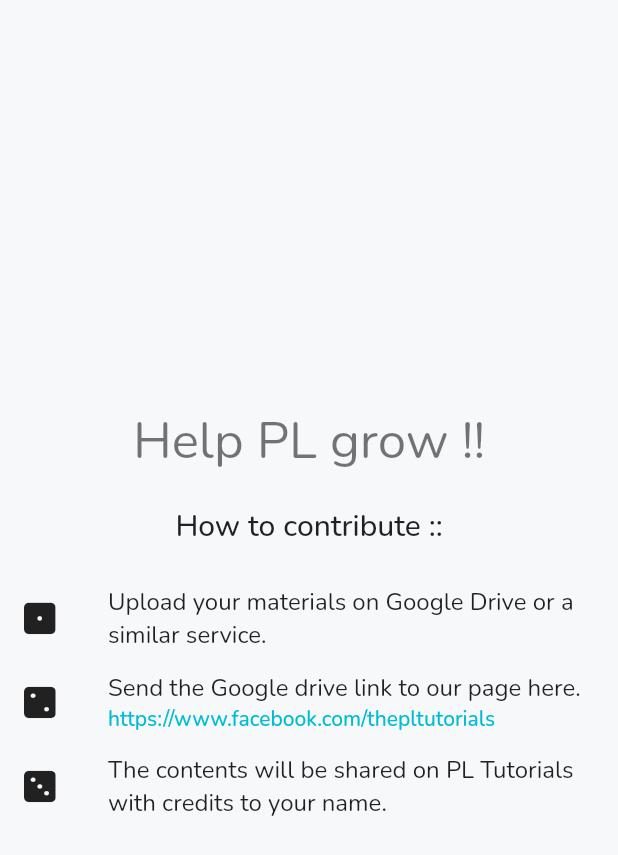
After one commit to Xatta-Trone/PL-flutter-app, a Flutter app: the screen it shows after launch, item 6 of the bottom bar chosen, after a tap on "Contribute materials", on a phone screen of 412 x 824 dp. The commit adds this screen. Shown: the top 855 px of the screen. Run offline on Flutter 3.47's test engine with Material 2 defaults, Android fonts, the phone set to English and light mode, and no system bars; our stand-ins replace carousel_slider, device_info_plus, dio, dropdown_search, file_picker, firebase_analytics and 8 more; missing offline and left inert: barcode_finder, flutter_user_agentx, platform_device_id; accounts and stored records are empty; network calls fail.

Commit message:
contibuet page added

```diff
--- a/lib/routes/routeconst.dart
+++ b/lib/routes/routeconst.dart
@@ -23,3 +23,4 @@ const String contact = '/contact';
 const String reportBug = '/reportBug';
 const String userListedDevices = '/userListedDevices';
 const String deviceGuard = '/deviceGuard';
+const String contribute = '/contribute';
--- a/lib/routes/routes.dart
+++ b/lib/routes/routes.dart
@@ -10,6 +10,7 @@ import 'package:plandroid/screens/auth/Login.dart';
 import 'package:plandroid/screens/auth/Register.dart';
 import 'package:plandroid/screens/auth/requestPassword.dart';
 import 'package:plandroid/screens/books/books.dart';
+import 'package:plandroid/screens/contribute/contribuet.dart';
 import 'package:plandroid/screens/dashboard/dashboard.dart';
 import 'package:plandroid/screens/departments/courses.dart';
 import 'package:plandroid/screens/departments/departments.dart';
@@ -156,6 +157,11 @@ appRoutes() => [
         page: () => const DeviceGuardPage(),
         middlewares: [MyMiddelware()],
       ),
+      GetPage(
+        name: contribute,
+        page: () => const Contribute(),
+        middlewares: [MyMiddelware()],
+      ),
     ];
 
 unknownRoute() => GetPage(
--- /dev/null
+++ b/lib/screens/contribute/contribuet.dart
@@ -0,0 +1,76 @@
+import 'package:flutter/gestures.dart';
+import 'package:flutter/material.dart';
+import 'package:font_awesome_flutter/font_awesome_flutter.dart';
+import 'package:plandroid/constants/const.dart';
+import 'package:plandroid/globals/globals.dart';
+
+class Contribute extends StatelessWidget {
+  const Contribute({super.key});
+
+  @override
+  Widget build(BuildContext context) {
+    ThemeData theme = Theme.of(context);
+    return Scaffold(
+      body: SafeArea(
+        child: Center(
+          child: Column(mainAxisAlignment: MainAxisAlignment.center, children: [
+            Text(
+              'Help PL grow !!',
+              style: theme.textTheme.headline4,
+            ),
+            const SizedBox(
+              height: 20.0,
+            ),
+            Text(
+              'How to contribute ::',
+              style: theme.textTheme.titleLarge,
+            ),
+            const SizedBox(
+              height: 20.0,
+            ),
+            const ListTile(
+              leading: FaIcon(
+                FontAwesomeIcons.diceOne,
+                color: iconColor,
+              ),
+              title: Text(
+                  'Upload your materials on Google Drive or a similar service. '),
+            ),
+            ListTile(
+              leading: const FaIcon(
+                FontAwesomeIcons.diceTwo,
+                color: iconColor,
+              ),
+              title: Text.rich(
+                TextSpan(
+                  text: 'Send the Google drive link to our page here.',
+                  children: [
+                    const TextSpan(text: '  '),
+                    TextSpan(
+                      text: 'https://www.facebook.com/thepltutorials',
+                      recognizer: TapGestureRecognizer()
+                        ..onTap = () {
+                          Globals.launchURL(
+                              'https://www.facebook.com/thepltutorials');
+                        },
+                      style: theme.textTheme.bodyLarge
+                          ?.copyWith(color: Colors.cyan),
+                    ),
+                  ],
+                ),
+              ),
+            ),
+            const ListTile(
+              leading: FaIcon(
+                FontAwesomeIcons.diceThree,
+                color: iconColor,
+              ),
+              title: Text(
+                  'The contents will be shared on PL Tutorials with credits to your name. '),
+            ),
+          ]),
+        ),
+      ),
+    );
+  }
+}
--- a/lib/screens/more/more.dart
+++ b/lib/screens/more/more.dart
@@ -15,8 +15,29 @@ class More extends StatelessWidget {
   Widget build(BuildContext context) {
     return Scaffold(
       body: SafeArea(
+        child: SingleChildScrollView(
           child: Column(
             children: [
+              divider,
+              ListTile(
+                leading: const FaIcon(
+                  FontAwesomeIcons.circlePlus,
+                  color: iconColor,
+                ),
+                title: const Text('Contribute materials'),
+                trailing: const FaIcon(
+                  FontAwesomeIcons.chevronRight,
+                  color: iconColor,
+                  size: iconSize,
+                ),
+                onTap: () {
+                  if (kDebugMode) {
+                    print('Contact PL Tutorials');
+                  }
+
+                  Get.toNamed(contribute);
+                },
+              ),
               divider,
               ListTile(
                 leading: const FaIcon(
@@ -235,7 +256,7 @@ class More extends StatelessWidget {
               ),
               divider,
               const SizedBox(
-              height: 15.0,
+                height: 60.0,
               ),
               const Text(
                 '\u00a9 PL Tutorials Team',
@@ -275,7 +296,11 @@ class More extends StatelessWidget {
                   ],
                 ),
               ),
+              const SizedBox(
+                height: 60.0,
+              ),
             ],
+          ),
         ),
       ),
     );
--- a/lib/screens/profile/profile.dart
+++ b/lib/screens/profile/profile.dart
@@ -78,6 +78,19 @@ class Profile extends StatelessWidget {
                         ),
                       ),
                     ),
+                    divider,
+                    Container(
+                      padding: const EdgeInsets.symmetric(
+                          horizontal: 15.0, vertical: 10.0),
+                      child: Text(
+                          'Please refrain from sharing your account with others. Such activity may lead to permanent account suspension. The website constantly monitors all activities to prevent account sharing. You can see your activities from the Activity section.',
+                          textScaleFactor: 0.85,
+                          softWrap: true,
+                          style: Theme.of(context)
+                              .textTheme
+                              .titleMedium
+                              ?.copyWith(color: Colors.redAccent)),
+                    ),
 
                     divider,
                     ListTile(
@@ -115,7 +128,103 @@ class Profile extends StatelessWidget {
                         softWrap: true,
                       ),
                     ),
+
                     divider,
+                    ListTile(
+                      leading: const FaIcon(
+                        FontAwesomeIcons.circlePlus,
+                        color: iconColor,
+                      ),
+                      title: const Text('Contribute materials'),
+                      trailing: const FaIcon(
+                        FontAwesomeIcons.chevronRight,
+                        color: iconColor,
+                        size: iconSize,
+                      ),
+                      onTap: () {
+                        if (kDebugMode) {
+                          print('contribute');
+                        }
+                        Get.toNamed(contribute);
+                      },
+                    ),
+                    divider,
+                    ListTile(
+                      leading: const FaIcon(
+                        FontAwesomeIcons.chartColumn,
+                        color: iconColor,
+                      ),
+                      title: const Text('Activity log'),
+                      trailing: const FaIcon(
+                        FontAwesomeIcons.chevronRight,
+                        color: iconColor,
+                        size: iconSize,
+                      ),
+                      onTap: () {
+                        Get.toNamed(userActivity);
+                      },
+                    ),
+                    divider,
+                    ListTile(
+                      leading: const FaIcon(
+                        FontAwesomeIcons.houseLaptop,
+                        color: iconColor,
+                      ),
+                      title: const Text('Device log'),
+                      trailing: const FaIcon(
+                        FontAwesomeIcons.chevronRight,
+                        color: iconColor,
+                        size: iconSize,
+                      ),
+                      onTap: () {
+                        if (kDebugMode) {
+                          print('devices clicked');
+                        }
+                        Get.toNamed(userDevices);
+                      },
+                    ),
+                    divider,
+                    ListTile(
+                      leading: const FaIcon(
+                        FontAwesomeIcons.laptopFile,
+                        color: iconColor,
+                      ),
+                      title: const Text('Saved devices'),
+                      trailing: const FaIcon(
+                        FontAwesomeIcons.chevronRight,
+                        color: iconColor,
+                        size: iconSize,
+                      ),
+                      onTap: () {
+                        if (kDebugMode) {
+                          print('saved devices');
+                        }
+                        Get.toNamed(userListedDevices);
+                      },
+                    ),
+
+                    divider,
+                    ListTile(
+                      leading: const FaIcon(
+                        FontAwesomeIcons.lock,
+                        color: iconColor,
+                      ),
+                      title: const Text('Change password'),
+                      trailing: const FaIcon(
+                        FontAwesomeIcons.chevronRight,
+                        color: iconColor,
+                        size: iconSize,
+                      ),
+                      onTap: () {
+                        if (kDebugMode) {
+                          print('change password');
+                        }
+                        Get.toNamed(changeCurrentPassword);
+                      },
+                    ),
+                    divider,
+
+
                     ListTile(
                         leading: const FaIcon(
                           FontAwesomeIcons.rightFromBracket,
@@ -154,102 +263,6 @@ class Profile extends StatelessWidget {
                             },
                           );
                         }),
-                    divider,
-                    ListTile(
-                      leading: const FaIcon(
-                        FontAwesomeIcons.laptopFile,
-                        color: iconColor,
-                      ),
-                      title: const Text('Saved devices'),
-                      trailing: const FaIcon(
-                        FontAwesomeIcons.chevronRight,
-                        color: iconColor,
-                        size: iconSize,
-                      ),
-                      onTap: () {
-                        if (kDebugMode) {
-                          print('saved devices');
-                        }
-                        Get.toNamed(userListedDevices);
-                      },
-                    ),
-
-                    divider,
-                    ListTile(
-                      leading: const FaIcon(
-                        FontAwesomeIcons.chartColumn,
-                        color: iconColor,
-                      ),
-                      title: const Text('Activity'),
-                      trailing: const FaIcon(
-                        FontAwesomeIcons.chevronRight,
-                        color: iconColor,
-                        size: iconSize,
-                      ),
-                      onTap: () {
-                        Get.toNamed(userActivity);
-                      },
-                    ),
-                    divider,
-                    ListTile(
-                      leading: const FaIcon(
-                        FontAwesomeIcons.houseLaptop,
-                        color: iconColor,
-                      ),
-                      title: const Text('Devices'),
-                      trailing: const FaIcon(
-                        FontAwesomeIcons.chevronRight,
-                        color: iconColor,
-                        size: iconSize,
-                      ),
-                      onTap: () {
-                        if (kDebugMode) {
-                          print('devices clicked');
-                        }
-                        Get.toNamed(userDevices);
-                      },
-                    ),
-                    divider,
-                    ListTile(
-                      leading: const FaIcon(
-                        FontAwesomeIcons.lock,
-                        color: iconColor,
-                      ),
-                      title: const Text('Change password'),
-                      trailing: const FaIcon(
-                        FontAwesomeIcons.chevronRight,
-                        color: iconColor,
-                        size: iconSize,
-                      ),
-                      onTap: () {
-                        if (kDebugMode) {
-                          print('change password');
-                        }
-                        Get.toNamed(changeCurrentPassword);
-                      },
-                    ),
-                    divider,
-                    const ListTile(
-                      leading: FaIcon(
-                        FontAwesomeIcons.info,
-                        color: iconColor,
-                      ),
-                      title: Padding(
-                        padding: EdgeInsets.only(right: 20.0),
-                        child: Text(
-                          'Please refrain from sharing your account with others. Such activity may lead to permanent account suspension. The website constantly monitors all activities to prevent account sharing. You can see your activities from the Activity section.',
-                          textScaleFactor: 0.85,
-                          softWrap: true,
-                          style: TextStyle(color: Colors.redAccent)
-                        ),
-                      ),
-                      trailing:  FaIcon(
-                        FontAwesomeIcons.chevronRight,
-                        color: Colors.transparent,
-                        size: iconSize,
-                      ),
-                    ),
-                    divider,
 
 
                   ],
```
Lines whose indentation alone changed are shown as unchanged.
